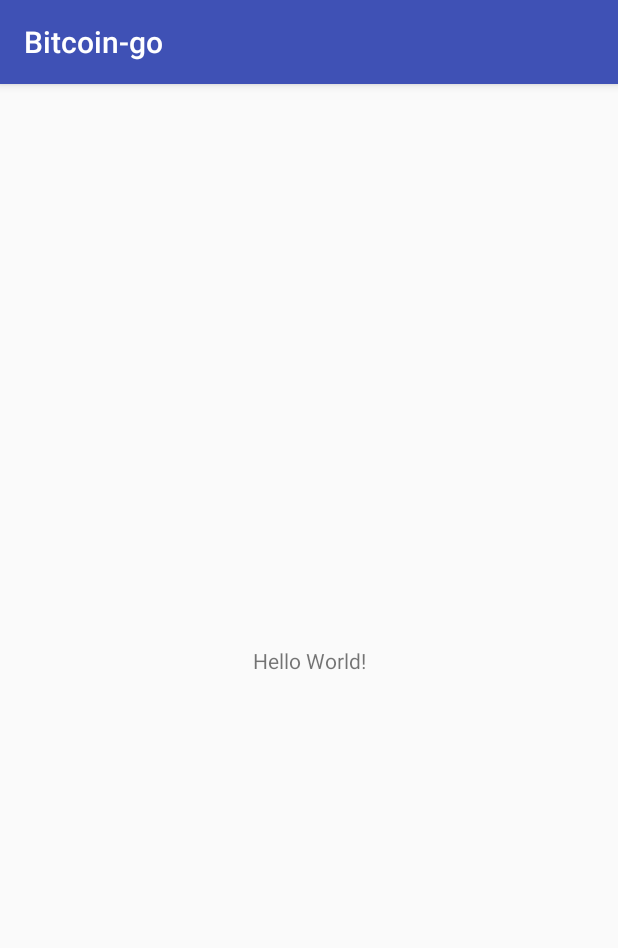
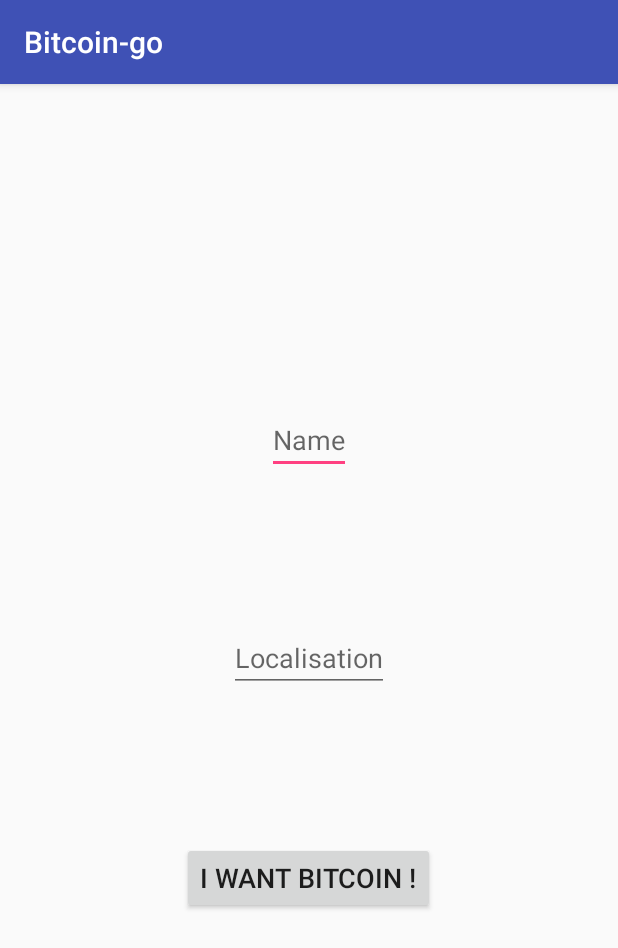
Before and after one commit to erwanlbp/bitcoin-go, an Android app: the screen it shows after launch (MainActivity), on a phone screen of 412 x 824 dp. Shown: the top 948 px of the screen. Run offline under Robolectric (Android 15) with nearby library versions, the phone set to English and light mode, and no system bars.

Commit message:
debut maps

```diff
--- a/app/build.gradle
+++ b/app/build.gradle
@@ -26,5 +26,6 @@ dependencies {
     })
     compile 'com.android.support:appcompat-v7:26.+'
     compile 'com.android.support.constraint:constraint-layout:1.0.2'
+    compile 'com.google.android.gms:play-services-maps:11.0.4'
     testCompile 'junit:junit:4.12'
 }
--- a/app/src/main/java/fr/eisti/bitcoin_go/MainActivity.java
+++ b/app/src/main/java/fr/eisti/bitcoin_go/MainActivity.java
@@ -1,13 +1,34 @@
 package fr.eisti.bitcoin_go;
 
+import android.content.Intent;
 import android.support.v7.app.AppCompatActivity;
 import android.os.Bundle;
+import android.view.View;
+import android.widget.EditText;
+
+import fr.eisti.bitcoin_go.maps.MapsActivity;
 
 public class MainActivity extends AppCompatActivity {
+
+    public final static String APP_NAME = "BITCOIN_GO";
+    public final static String NAME = "NAME";
+    public final static String LOCALISATION = "LOCALISATION";
 
     @Override
     protected void onCreate(Bundle savedInstanceState) {
         super.onCreate(savedInstanceState);
         setContentView(R.layout.activity_main);
     }
+
+    public void launchMap(View view) {
+        Intent intent = new Intent(this, MapsActivity.class);
+
+        EditText editTextName = (EditText) findViewById(R.id.name_tv);
+        EditText editTextLocalisation = (EditText) findViewById(R.id.localisation_tv);
+
+        intent.putExtra(APP_NAME + NAME, editTextName.getText().toString());
+        intent.putExtra(APP_NAME + LOCALISATION, editTextLocalisation.getText().toString());
+
+        startActivity(intent);
+    }
 }
--- a/app/src/main/res/layout/activity_main.xml
+++ b/app/src/main/res/layout/activity_main.xml
@@ -1,19 +1,38 @@
 <?xml version="1.0" encoding="utf-8"?>
-<android.support.constraint.ConstraintLayout
-    xmlns:android="http://schemas.android.com/apk/res/android"
+<LinearLayout xmlns:android="http://schemas.android.com/apk/res/android"
     xmlns:app="http://schemas.android.com/apk/res-auto"
     xmlns:tools="http://schemas.android.com/tools"
     android:layout_width="match_parent"
     android:layout_height="match_parent"
-    tools:context="fr.eisti.bitcoin_go.MainActivity">
+    android:gravity="center_vertical|center_horizontal|center"
+    android:orientation="vertical"
+    tools:context="fr.eisti.bitcoin_go.MainActivity"
+    android:weightSum="1" >
 
-    <TextView
+    <EditText
+        android:id="@+id/name_tv"
         android:layout_width="wrap_content"
         android:layout_height="wrap_content"
-        android:text="Hello World!"
-        app:layout_constraintBottom_toBottomOf="parent"
-        app:layout_constraintLeft_toLeftOf="parent"
-        app:layout_constraintRight_toRightOf="parent"
-        app:layout_constraintTop_toTopOf="parent"/>
+        android:layout_margin="50dp"
+        android:hint="@string/name_tv"
+        android:textColor="@android:color/darker_gray"
+        android:textSize="18sp" />
 
-</android.support.constraint.ConstraintLayout>
+    <EditText
+        android:id="@+id/localisation_tv"
+        android:layout_width="wrap_content"
+        android:layout_height="wrap_content"
+        android:layout_margin="50dp"
+        android:hint="@string/localisation_tv"
+        android:textSize="18sp" />
+
+    <Button
+        android:id="@+id/start_button"
+        android:layout_width="wrap_content"
+        android:layout_height="wrap_content"
+        android:layout_margin="50dp"
+        android:onClick="launchMap"
+        android:text="@string/start_button"
+        android:textSize="18sp" />
+
+</LinearLayout>
--- a/app/src/main/res/values/strings.xml
+++ b/app/src/main/res/values/strings.xml
@@ -1,3 +1,7 @@
 <resources>
     <string name="app_name">Bitcoin-go</string>
+    <string name="title_activity_maps">Map</string>
+    <string name="start_button">I want bitcoin !</string>
+    <string name="name_tv">Name</string>
+    <string name="localisation_tv">Localisation</string>
 </resources>
```
Also changed, not shown: app/src/debug/res/values/google_maps_api.xml (added, +26 -0 lines), app/src/main/AndroidManifest.xml (+25 -3 lines), app/src/main/java/fr/eisti/bitcoin_go/maps/MapsActivity.java (added, +42 -0 lines), app/src/main/java/fr/eisti/bitcoin_go/providers/GoogleMapsProvider.java (added, +50 -0 lines), app/src/main/res/layout/activity_maps.xml (added, +8 -0 lines), 1 other file.
